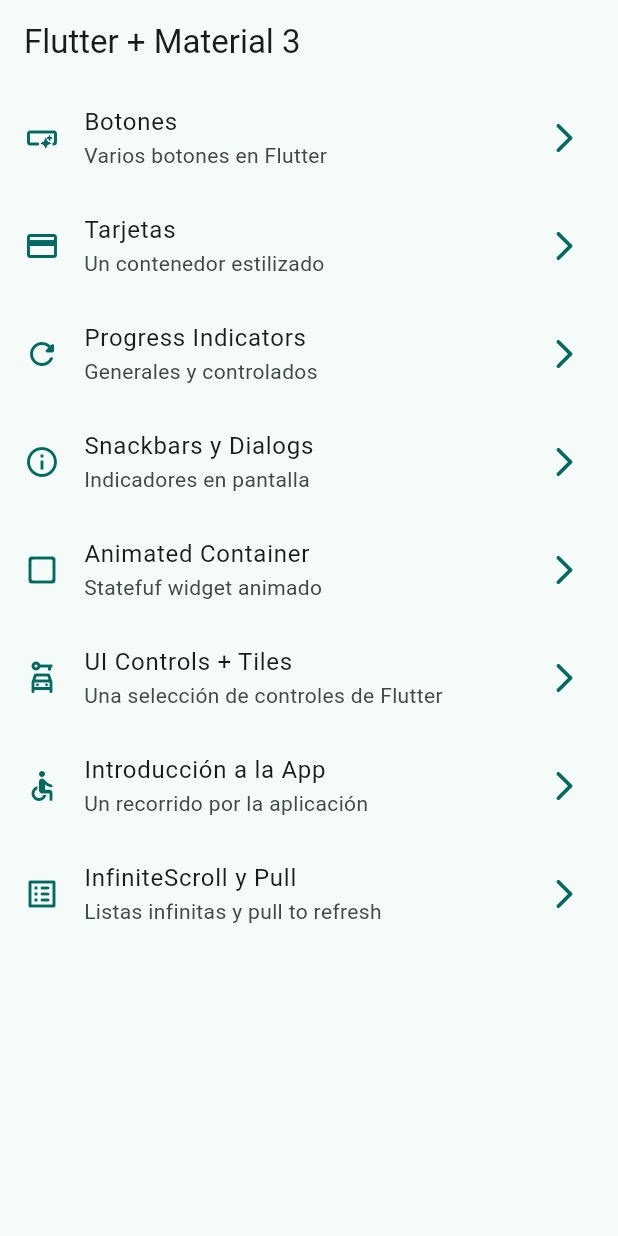
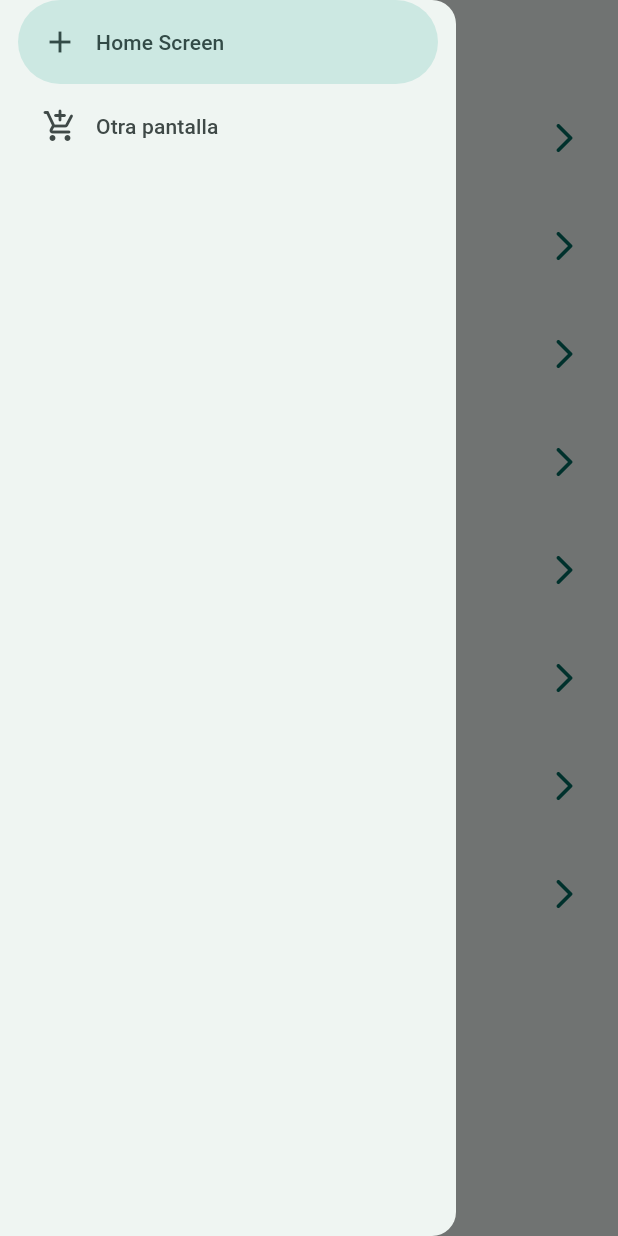
Before and after one commit to Russellnahuidev/widgets-app, a Flutter app: the screen it shows after launch, with the side drawer open (before the commit the screen has no drawer), on a phone screen of 412 x 824 dp. Run offline on Flutter 3.47's test engine with Material 3 defaults, Android fonts, the phone set to English and light mode, and no system bars; our stand-ins replace animate_do, go_router.

Commit message:
implementacion de NavitationDrawer-menu lateral

```diff
--- a/lib/presentation/screens/home/home_screen.dart
+++ b/lib/presentation/screens/home/home_screen.dart
@@ -1,6 +1,7 @@
 import 'package:flutter/material.dart';
 import 'package:go_router/go_router.dart';
 import 'package:widgets_app/config/menu/menu_items.dart';
+import 'package:widgets_app/presentation/widgets/side_menu.dart';
 //import 'package:widgets_app/presentation/screens/screens.dart';
 
 class HomeScreen extends StatelessWidget {
@@ -12,6 +13,7 @@ class HomeScreen extends StatelessWidget {
     return Scaffold(
       appBar: AppBar(title: const Text('Flutter + Material 3')),
       body: _HomeView(),
+      drawer: SideMenu(),
     );
   }
 }
--- /dev/null
+++ b/lib/presentation/widgets/side_menu.dart
@@ -0,0 +1,36 @@
+import 'package:flutter/material.dart';
+
+class SideMenu extends StatefulWidget {
+  const SideMenu({super.key});
+
+  @override
+  State<SideMenu> createState() => _SideMenuState();
+}
+
+class _SideMenuState extends State<SideMenu> {
+  int navDrawerIndex = 0;
+
+  @override
+  Widget build(BuildContext context) {
+    return NavigationDrawer(
+      selectedIndex: navDrawerIndex,
+      onDestinationSelected: (int index) {
+        setState(() {
+          navDrawerIndex = index;
+        });
+        // Handle navigation here, e.g., using GoRouter or Navigator
+        // context.push('/some_route'); // Example of navigation
+      },
+      children: [
+        NavigationDrawerDestination(
+          icon: Icon(Icons.add),
+          label: Text('Home Screen'),
+        ),
+        NavigationDrawerDestination(
+          icon: Icon(Icons.add_shopping_cart_rounded),
+          label: Text('Otra pantalla'),
+        ),
+      ],
+    );
+  }
+}
```
